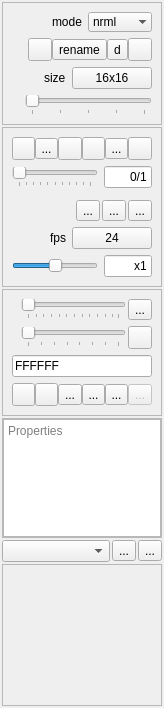
Above: src/parttoolswidget.ui from eigenbom/MQ-Sprite before the change. Below: the same form after it.
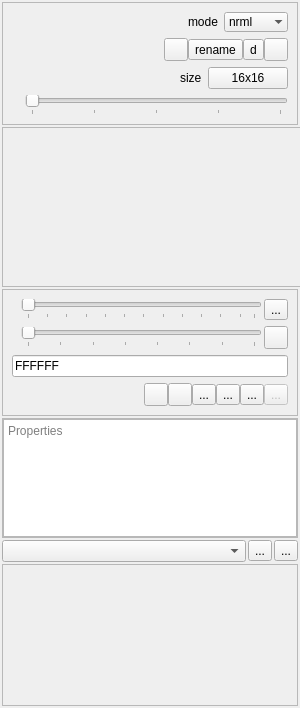
That is the form after the change. Icons and pictures are not drawn. Custom widgets are drawn as their Qt base class.

Commit message: Rejigging AnimatorWidget, playing with new theme a bit

The edit to the form file:
```diff
--- a/src/parttoolswidget.ui
+++ b/src/parttoolswidget.ui
@@ -6,7 +6,7 @@
    <rect>
     <x>0</x>
     <y>0</y>
-    <width>164</width>
+    <width>300</width>
     <height>708</height>
    </rect>
   </property>
@@ -18,7 +18,7 @@
   </property>
   <property name="minimumSize">
    <size>
-    <width>164</width>
+    <width>300</width>
     <height>0</height>
    </size>
   </property>
@@ -291,315 +291,17 @@
     </widget>
    </item>
    <item>
-    <widget class="QFrame" name="frame">
+    <widget class="AnimatorWidget" name="animatorWidget">
+     <property name="minimumSize">
+      <size>
+       <width>300</width>
+       <height>160</height>
+      </size>
+     </property>
      <property name="frameShape">
       <enum>QFrame::StyledPanel</enum>
      </property>
-     <layout class="QVBoxLayout" name="verticalLayout_2">
-      <item>
-       <layout class="QHBoxLayout" name="horizontalLayout_2">
-        <property name="spacing">
-         <number>0</number>
-        </property>
-        <item>
-         <spacer name="horizontalSpacer_3">
-          <property name="orientation">
-           <enum>Qt::Horizontal</enum>
-          </property>
-          <property name="sizeHint" stdset="0">
-           <size>
-            <width>40</width>
-            <height>20</height>
-           </size>
-          </property>
-         </spacer>
-        </item>
-        <item>
-         <widget class="QToolButton" name="toolButtonFirstFrame">
-          <property name="toolTip">
-           <string>First Frame</string>
-          </property>
-          <property name="text">
-           <string/>
-          </property>
-          <property name="icon">
-           <iconset resource="../icons.qrc">
-            <normaloff>:/icon/icons/previous.png</normaloff>:/icon/icons/previous.png</iconset>
-          </property>
-         </widget>
-        </item>
-        <item>
-         <widget class="QToolButton" name="toolButtonPrevFrame">
-          <property name="toolTip">
-           <string>Go Back One Frame</string>
-          </property>
-          <property name="text">
-           <string>...</string>
-          </property>
-          <property name="icon">
-           <iconset resource="../icons.qrc">
-            <normaloff>:/icon/icons/arrow-left.png</normaloff>:/icon/icons/arrow-left.png</iconset>
-          </property>
-         </widget>
-        </item>
-        <item>
-         <widget class="QToolButton" name="toolButtonPlay">
-          <property name="toolTip">
-           <string>Play</string>
-          </property>
-          <property name="text">
-           <string/>
-          </property>
-          <property name="icon">
-           <iconset resource="../icons.qrc">
-            <normaloff>:/icon/icons/play.png</normaloff>
-            <normalon>:/icon/icons/pause.png</normalon>:/icon/icons/play.png</iconset>
-          </property>
-          <property name="checkable">
-           <bool>true</bool>
-          </property>
-         </widget>
-        </item>
-        <item>
-         <widget class="QToolButton" name="toolButtonStop">
-          <property name="toolTip">
-           <string>Stop</string>
-          </property>
-          <property name="text">
-           <string/>
-          </property>
-          <property name="icon">
-           <iconset resource="../icons.qrc">
-            <normaloff>:/icon/icons/stop.png</normaloff>:/icon/icons/stop.png</iconset>
-          </property>
-         </widget>
-        </item>
-        <item>
-         <widget class="QToolButton" name="toolButtonNextFrame">
-          <property name="toolTip">
-           <string>Go Forward One Frame</string>
-          </property>
-          <property name="text">
-           <string>...</string>
-          </property>
-          <property name="icon">
-           <iconset resource="../icons.qrc">
-            <normaloff>:/icon/icons/arrow-right.png</normaloff>:/icon/icons/arrow-right.png</iconset>
-          </property>
-         </widget>
-        </item>
-        <item>
-         <widget class="QToolButton" name="toolButtonLastFrame">
-          <property name="toolTip">
-           <string>Last Frame</string>
-          </property>
-          <property name="text">
-           <string/>
-          </property>
-          <property name="icon">
-           <iconset resource="../icons.qrc">
-            <normaloff>:/icon/icons/next.png</normaloff>:/icon/icons/next.png</iconset>
-          </property>
-         </widget>
-        </item>
-       </layout>
-      </item>
-      <item>
-       <layout class="QHBoxLayout" name="horizontalLayout_5">
-        <property name="bottomMargin">
-         <number>6</number>
-        </property>
-        <item>
-         <widget class="QSlider" name="hSliderTimeLine">
-          <property name="maximum">
-           <number>10</number>
-          </property>
-          <property name="pageStep">
-           <number>1</number>
-          </property>
-          <property name="orientation">
-           <enum>Qt::Horizontal</enum>
-          </property>
-          <property name="tickPosition">
-           <enum>QSlider::TicksBelow</enum>
-          </property>
-          <property name="tickInterval">
-           <number>1</number>
-          </property>
-         </widget>
-        </item>
-        <item>
-         <widget class="QLineEdit" name="lineEditFrameNumber">
-          <property name="maximumSize">
-           <size>
-            <width>48</width>
-            <height>16777215</height>
-           </size>
-          </property>
-          <property name="layoutDirection">
-           <enum>Qt::LeftToRight</enum>
-          </property>
-          <property name="text">
-           <string>0/1</string>
-          </property>
-          <property name="maxLength">
-           <number>5</number>
-          </property>
-          <property name="alignment">
-           <set>Qt::AlignRight|Qt::AlignTrailing|Qt::AlignVCenter</set>
-          </property>
-          <property name="readOnly">
-           <bool>true</bool>
-          </property>
-         </widget>
-        </item>
-       </layout>
-      </item>
-      <item>
-       <layout class="QHBoxLayout" name="horizontalLayout_3">
-        <property name="spacing">
-         <number>2</number>
-        </property>
-        <property name="bottomMargin">
-         <number>0</number>
-        </property>
-        <item>
-         <spacer name="horizontalSpacer_9">
-          <property name="orientation">
-           <enum>Qt::Horizontal</enum>
-          </property>
-          <property name="sizeHint" stdset="0">
-           <size>
-            <width>40</width>
-            <height>20</height>
-           </size>
-          </property>
-         </spacer>
-        </item>
-        <item>
-         <widget class="QToolButton" name="toolButtonAddFrame">
-          <property name="toolTip">
-           <string>Add Frame</string>
-          </property>
-          <property name="text">
-           <string>...</string>
-          </property>
-          <property name="icon">
-           <iconset resource="../icons.qrc">
-            <normaloff>:/icon/icons/browser-new-window-2.png</normaloff>:/icon/icons/browser-new-window-2.png</iconset>
-          </property>
-         </widget>
-        </item>
-        <item>
-         <widget class="QToolButton" name="toolButtonCopyFrame">
-          <property name="toolTip">
-           <string>Copy Frame</string>
-          </property>
-          <property name="text">
-           <string>...</string>
-          </property>
-          <property name="icon">
-           <iconset resource="../icons.qrc">
-            <normaloff>:/icon/icons/browser-windows-2.png</normaloff>:/icon/icons/browser-windows-2.png</iconset>
-          </property>
-         </widget>
-        </item>
-        <item>
-         <widget class="QToolButton" name="toolButtonDeleteFrame">
-          <property name="toolTip">
-           <string>Delete Frame</string>
-          </property>
-          <property name="text">
-           <string>...</string>
-          </property>
-          <property name="icon">
-           <iconset resource="../icons.qrc">
-            <normaloff>:/icon/icons/browser-minimise-2.png</normaloff>:/icon/icons/browser-minimise-2.png</iconset>
-          </property>
-         </widget>
-        </item>
-       </layout>
-      </item>
-      <item>
-       <layout class="QHBoxLayout" name="horizontalLayout_9">
-        <property name="bottomMargin">
-         <number>0</number>
-        </property>
-        <item>
-         <spacer name="horizontalSpacer_8">
-          <property name="orientation">
-           <enum>Qt::Horizontal</enum>
-          </property>
-          <property name="sizeHint" stdset="0">
-           <size>
-            <width>40</width>
-            <height>20</height>
-           </size>
-          </property>
-         </spacer>
-        </item>
-        <item>
-         <widget class="QLabel" name="label_5">
-          <property name="text">
-           <string>fps</string>
-          </property>
-         </widget>
-        </item>
-        <item>
-         <widget class="QPushButton" name="pushButtonModeFPS">
-          <property name="text">
-           <string>24</string>
-          </property>
-         </widget>
-        </item>
-       </layout>
-      </item>
-      <item>
-       <layout class="QHBoxLayout" name="horizontalLayout_13">
-        <property name="bottomMargin">
-         <number>0</number>
-        </property>
-        <item>
-         <widget class="QSlider" name="hSliderPlaybackSpeedMultiplier">
-          <property name="maximum">
-           <number>6</number>
-          </property>
-          <property name="pageStep">
-           <number>1</number>
-          </property>
-          <property name="value">
-           <number>3</number>
-          </property>
-          <property name="orientation">
-           <enum>Qt::Horizontal</enum>
-          </property>
-         </widget>
-        </item>
-        <item>
-         <widget class="QLineEdit" name="lineEditPlaybackSpeedMultiplier">
-          <property name="maximumSize">
-           <size>
-            <width>48</width>
-            <height>16777215</height>
-           </size>
-          </property>
-          <property name="text">
-           <string>x1</string>
-          </property>
-          <property name="maxLength">
-           <number>4</number>
-          </property>
-          <property name="alignment">
-           <set>Qt::AlignRight|Qt::AlignTrailing|Qt::AlignVCenter</set>
-          </property>
-          <property name="readOnly">
-           <bool>true</bool>
-          </property>
-         </widget>
-        </item>
-       </layout>
-      </item>
-     </layout>
+     <layout class="QVBoxLayout" name="verticalLayout_2"/>
     </widget>
    </item>
    <item>
@@ -1093,6 +795,12 @@
    <header>paletteview.h</header>
    <container>1</container>
   </customwidget>
+  <customwidget>
+   <class>AnimatorWidget</class>
+   <extends>QFrame</extends>
+   <header location="global">animatorwidget.h</header>
+   <container>1</container>
+  </customwidget>
  </customwidgets>
  <resources>
   <include location="../icons.qrc"/>
```
The commit also changes 8 other files.
